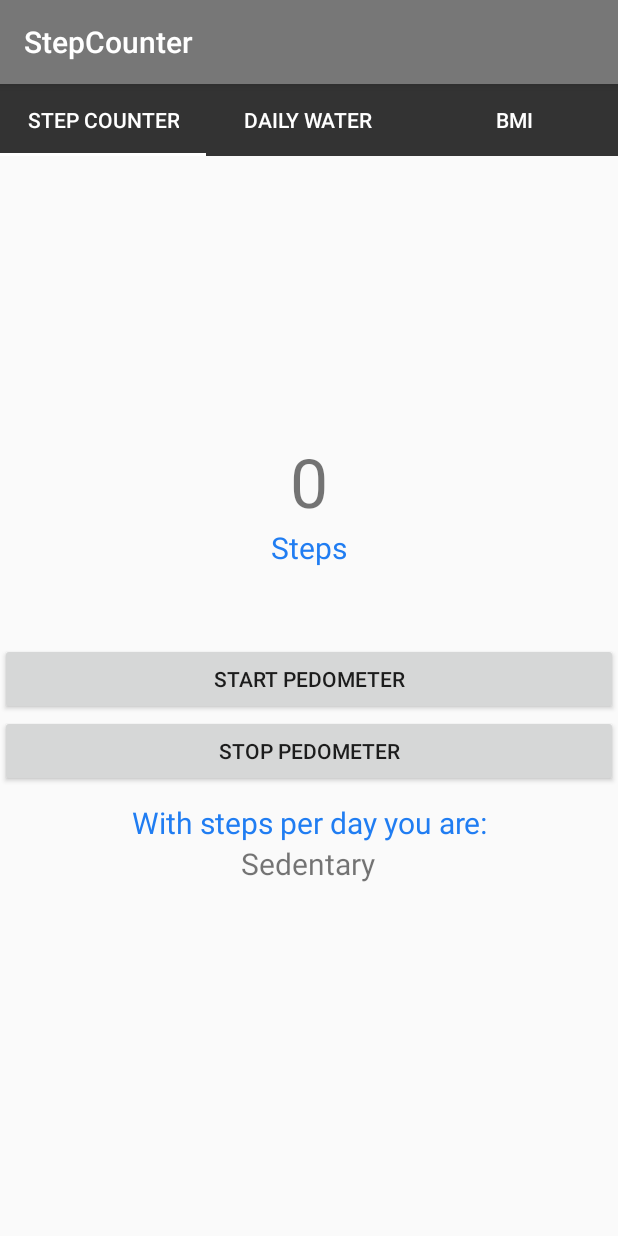
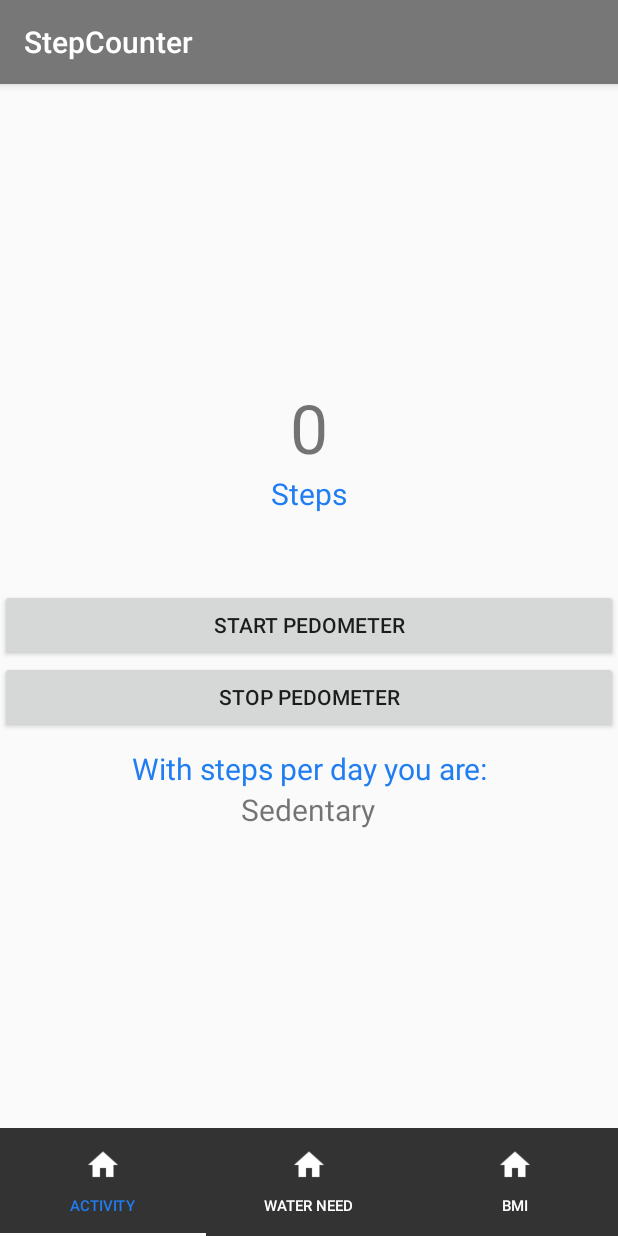
Before and after one commit to vikaspal210/StepCounter, an Android app: the screen it shows after launch (MainActivity), on a phone screen of 412 x 824 dp. Run offline under Robolectric (Android 15) with nearby library versions, the phone set to English and light mode, and no system bars.

Commit message:
Custom Tablayout added at bottom

```diff
--- a/app/src/main/java/com/example/cas/stepcounter/MainActivity.java
+++ b/app/src/main/java/com/example/cas/stepcounter/MainActivity.java
@@ -8,7 +8,7 @@ import android.os.Bundle;
 
 public class MainActivity extends AppCompatActivity  {
 
-
+    TabLayout tabLayout;
     @Override
     protected void onCreate(Bundle savedInstanceState) {
         super.onCreate(savedInstanceState);
@@ -20,8 +20,14 @@ public class MainActivity extends AppCompatActivity  {
         viewPager.setAdapter(adapter);
 
         //code for adding TABS
-        TabLayout tabLayout=(TabLayout)findViewById(R.id.tablayout);
+        tabLayout=(TabLayout)findViewById(R.id.tablayout);
         tabLayout.setupWithViewPager(viewPager);
+        setupTabIcons();
+    }
+    private void setupTabIcons() {
+        tabLayout.getTabAt(0).setIcon(R.drawable.ic_home_white_48dp);
+        tabLayout.getTabAt(1).setIcon(R.drawable.ic_home_white_48dp);
+        tabLayout.getTabAt(2).setIcon(R.drawable.ic_home_white_48dp);
     }
 
 }
--- a/app/src/main/java/com/example/cas/stepcounter/StepFragmentPagerAdapter.java
+++ b/app/src/main/java/com/example/cas/stepcounter/StepFragmentPagerAdapter.java
@@ -10,12 +10,15 @@ import android.support.v4.app.FragmentPagerAdapter;
 
 public class StepFragmentPagerAdapter extends FragmentPagerAdapter {
 
-    private String tabTitle[]=new String[] {"Step Counter","Daily Water","BMI"};
+    //tab titles
+    private String tabTitle[]=new String[] {"Activity","Water Need","BMI"};
 
+    //needed cunstructor
     public StepFragmentPagerAdapter(FragmentManager fm) {
         super(fm);
     }
 
+    //get item method
     @Override
     public Fragment getItem(int position) {
         if (position == 0) {
@@ -27,11 +30,13 @@ public class StepFragmentPagerAdapter extends FragmentPagerAdapter {
         }
     }
 
+    //count no of fragments
     @Override
     public int getCount() {
         return 3;
     }
 
+    //tab title setting
     @Override
     public CharSequence getPageTitle(int position) {
         return tabTitle[position];
--- a/app/src/main/res/layout/activity_main.xml
+++ b/app/src/main/res/layout/activity_main.xml
@@ -1,25 +1,27 @@
 <?xml version="1.0" encoding="utf-8"?>
-<RelativeLayout xmlns:android="http://schemas.android.com/apk/res/android"
+<LinearLayout xmlns:android="http://schemas.android.com/apk/res/android"
+    xmlns:app="http://schemas.android.com/apk/res-auto"
     xmlns:tools="http://schemas.android.com/tools"
-    xmlns:app="http://schemas.android.com/apk/res-auto"
-    android:orientation="vertical"
-    android:gravity="center"
     android:layout_width="match_parent"
     android:layout_height="match_parent"
+    android:gravity="center"
+    android:orientation="vertical"
     tools:context="com.example.cas.stepcounter.MainActivity">
-
+    <android.support.v4.view.ViewPager
+        android:id="@+id/viewpager"
+        android:layout_width="match_parent"
+        android:layout_height="0dp"
+        android:layout_weight="1" />
     <android.support.design.widget.TabLayout
+        app:tabTextAppearance="@style/MineCustomTabText"
         android:id="@+id/tablayout"
         android:layout_width="match_parent"
         android:layout_height="wrap_content"
         app:tabBackground="@color/tabColor"
         app:tabIndicatorColor="@color/tabText"
         app:tabTextColor="@color/tabText"
-        android:elevation="6dp" />
-    <android.support.v4.view.ViewPager
-        android:id="@+id/viewpager"
-        android:layout_width="match_parent"
-        android:layout_height="match_parent" />
+        app:tabSelectedTextColor="@color/colorLightBlueCustom"/>
 
 
-</RelativeLayout>
+
+</LinearLayout>
--- a/app/src/main/res/values/styles.xml
+++ b/app/src/main/res/values/styles.xml
@@ -7,5 +7,8 @@
         <item name="colorPrimaryDark">@color/tabColor</item>
         <item name="colorAccent">@color/colorAccent</item>
     </style>
+    <style name="MineCustomTabText" parent="TextAppearance.Design.Tab">
+        <item name="android:textSize">10sp</item>
+    </style>
 
 </resources>
```
Also changed, not shown: app/src/main/java/com/example/cas/stepcounter/stepFragment.java (line endings or trailing spaces), app/src/main/res/drawable/ic_home_white_48dp.png (added).
